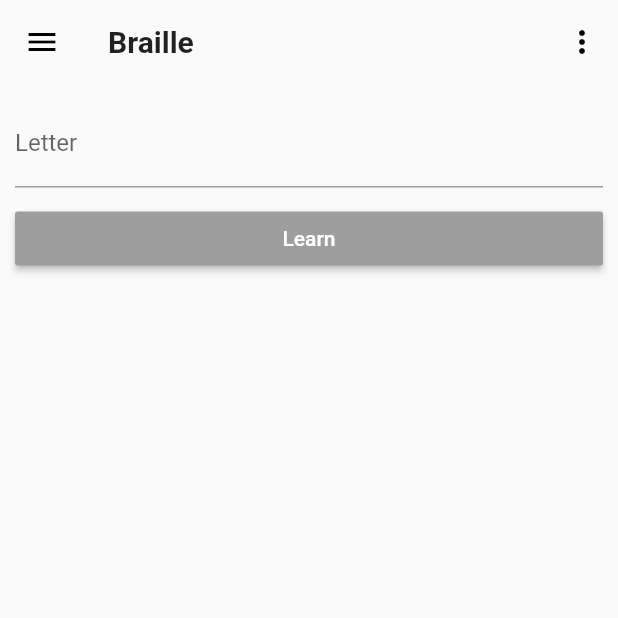
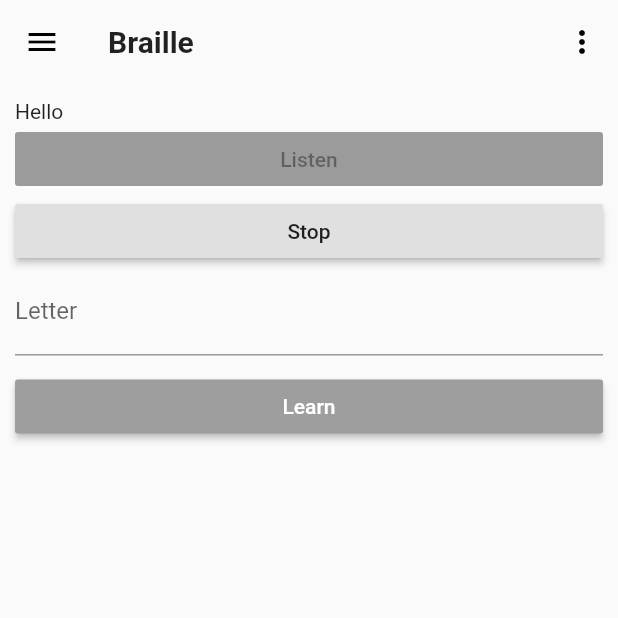
Before and after one commit to utkarsh867/brielle, a Flutter app: the screen it shows after launch, after a tap on "Learn", on a phone screen of 412 x 824 dp, the top half of it. Run offline on Flutter 3.47's test engine with Material 2 defaults, Android fonts, the phone set to English and light mode, and no system bars; our stand-ins replace vibration; missing offline and left inert: audioplayer, speech_recognition; network calls fail; Roboto replaces fonts that are missing (Raleway).

Commit message:
Speech to text

```diff
--- a/app/braille/lib/pages/Home.dart
+++ b/app/braille/lib/pages/Home.dart
@@ -1,7 +1,7 @@
 import 'package:flutter/material.dart';
 import 'package:http/http.dart' as http;
 import 'dart:convert';
-
+import 'package:speech_recognition/speech_recognition.dart';
 
 import 'braille_letter.dart';
 
@@ -23,7 +23,7 @@ class MyHomePage extends StatefulWidget {
   _MyHomePageState createState() => _MyHomePageState();
 }
 
-void letterlogic(String letter, BuildContext context,String url) {
+void letterlogic(String letter, BuildContext context, String url) {
   List<bool> vibbutton;
   letter = letter.toUpperCase();
   switch (letter) {
@@ -162,13 +162,53 @@ void letterlogic(String letter, BuildContext context,String url) {
   Navigator.push(
     context,
     MaterialPageRoute(
-      builder: (BuildContext context) => BrailleLetter(letter, vibbutton,url),
+      builder: (BuildContext context) => BrailleLetter(letter, vibbutton, url),
     ),
   );
 }
 
 class _MyHomePageState extends State<MyHomePage> {
+  SpeechRecognition _speech = SpeechRecognition();
+  bool _speechRecognitionAvailable = false;
+  bool _isListening = false;
+  String transcription = 'Hello';
   String _letter = "";
+
+  @override
+  initState() {
+    super.initState();
+    activateSpeechRecognizer();
+  }
+
+  // Platform messages are asynchronous, so we initialize in an async method.
+  void activateSpeechRecognizer() {
+    print('_MyAppState.activateSpeechRecognizer... ');
+    _speech = new SpeechRecognition();
+    _speech.setAvailabilityHandler(onSpeechAvailability);
+    //_speech.setCurrentLocaleHandler(onCurrentLocale);
+    _speech.setRecognitionStartedHandler(onRecognitionStarted);
+    _speech.setRecognitionResultHandler(onRecognitionResult);
+    _speech.setRecognitionCompleteHandler(onRecognitionComplete);
+    _speech
+        .activate()
+        .then((res) => setState(() => _speechRecognitionAvailable = res));
+  }
+
+  void onSpeechAvailability(bool result) =>
+      setState(() => _speechRecognitionAvailable = result);
+
+
+  void onRecognitionStarted() => setState(() => _isListening = true);
+
+  void onRecognitionResult(String text) => setState(() => transcription = text);
+
+  void onRecognitionComplete() => setState(() => _isListening = false);
+  void start() => _speech
+      .listen(locale: 'en_US')
+      .then((result) => print('_MyAppState.start => result $result'));
+  void stop() =>
+      _speech.stop().then((result) => setState(() => _isListening = result));
+
   @override
   Widget build(BuildContext context) {
     return Scaffold(
@@ -195,6 +235,34 @@ class _MyHomePageState extends State<MyHomePage> {
         margin: EdgeInsets.all(10.0),
         child: ListView(
           children: <Widget>[
+            Text(transcription),
+            RaisedButton(
+              onPressed: _speechRecognitionAvailable && !_isListening
+                        ? () => start()
+                        : null,
+              child: Text('Listen'),
+            ),
+            RaisedButton(child:Text('Stop'),onPressed: (){
+              if(_isListening){
+                stop();
+              }
+              final Map<String, String> data = {"text": transcription};
+                print(json.encode(data));
+                http
+                    .post(
+                        'https://aj6yfs2f3b.execute-api.us-east-1.amazonaws.com/deploy/braille_python',
+                        headers: {
+                          'x-api-key':
+                              "F11Z6OB29PjLVp4lVb6o9aKQRUlfvRC1yc6GczSd"
+                        },
+                        body: json.encode(data))
+                    .then((http.Response response) {
+                  // final Map<String,dynamic> responseData=json.decode(response.body);
+                  print('Hello2');
+                  print(response.body);
+                  letterlogic(transcription, context, response.body);
+                });
+            }),
             TextField(
               decoration: InputDecoration(labelText: 'Letter'),
               onChanged: (String value) {
@@ -213,20 +281,22 @@ class _MyHomePageState extends State<MyHomePage> {
               onPressed: () {
                 //letterlogic(_letter, context);
                 //print('Hello1'+_letter);
-                final Map<String, String> data = {
-                   "text": _letter
-                  };
+               /* final Map<String, String> data = {"text": _letter};
                 print(json.encode(data));
-                http.post(
+                http
+                    .post(
                         'https://aj6yfs2f3b.execute-api.us-east-1.amazonaws.com/deploy/braille_python',
-                    headers: {'x-api-key':"F11Z6OB29PjLVp4lVb6o9aKQRUlfvRC1yc6GczSd"},
-                    body: json.encode(data)).then(( http.Response response) {
+                        headers: {
+                          'x-api-key':
+                              "F11Z6OB29PjLVp4lVb6o9aKQRUlfvRC1yc6GczSd"
+                        },
+                        body: json.encode(data))
+                    .then((http.Response response) {
                   // final Map<String,dynamic> responseData=json.decode(response.body);
                   print('Hello2');
                   print(response.body);
-                      letterlogic(_letter, context,response.body);
-                    });
-
+                  letterlogic(_letter, context, response.body);
+                });*/
               },
             )
           ],
--- a/app/braille/pubspec.yaml
+++ b/app/braille/pubspec.yaml
@@ -13,6 +13,7 @@ environment:
   sdk: ">=2.0.0-dev.68.0 <3.0.0"
 
 dependencies:
+  speech_recognition: "^0.3.0"
   audioplayer: ^0.5.2
   http: ^0.12.0
   vibration: 1.0.1
```
Also changed, not shown: 1 other file. Lines whose indentation alone changed are shown as unchanged.
